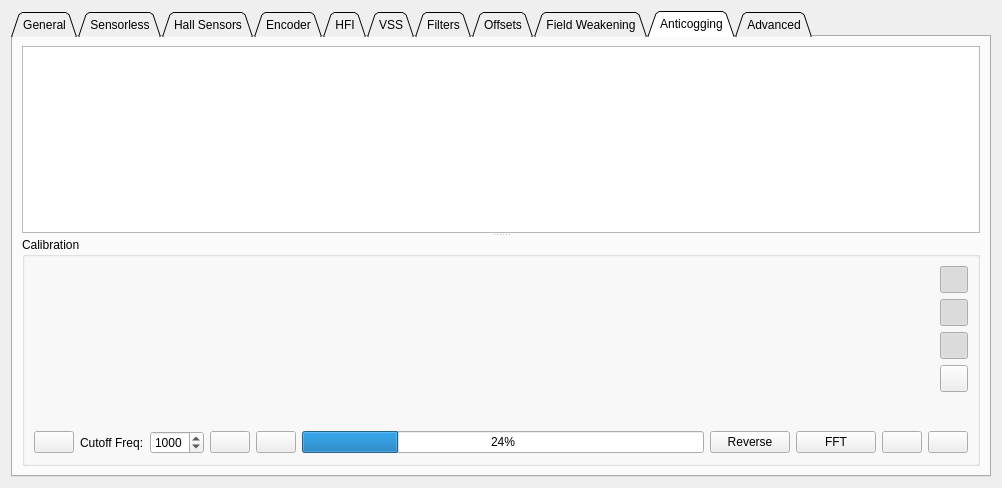
Above: pages/pagefoc.ui from KeithCoreDumped/vesc_tool before the change. Below: the same form after it.
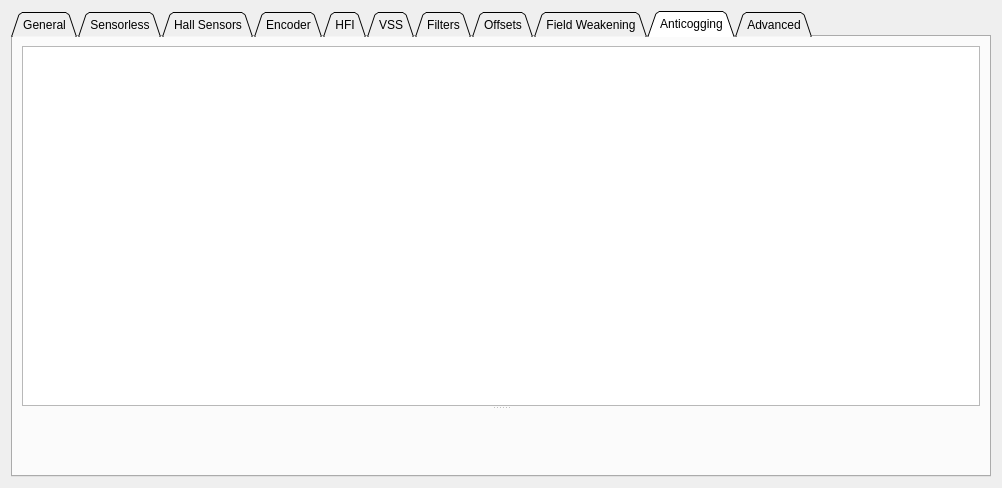
That is the form after the change. The open tabs and pages were chosen to show the change. Icons and pictures are not drawn. Custom widgets are drawn as their Qt base class.

Diff of the .ui file:
```diff
--- a/pages/pagefoc.ui
+++ b/pages/pagefoc.ui
@@ -191,313 +191,14 @@
       <attribute name="title">
        <string>Anticogging</string>
       </attribute>
-      <layout class="QHBoxLayout" name="horizontalLayout_3">
-       <item>
+      <layout class="QGridLayout" name="gridLayout_2">
+       <item row="0" column="0">
         <widget class="QSplitter" name="splitter">
          <property name="orientation">
           <enum>Qt::Vertical</enum>
          </property>
          <widget class="ParamTable" name="acTab"/>
-         <widget class="QGroupBox" name="groupBox_2">
-          <property name="title">
-           <string>Calibration</string>
-          </property>
-          <layout class="QGridLayout" name="gridLayout_2">
-           <item row="0" column="0">
-            <layout class="QVBoxLayout" name="verticalLayout_13">
-             <item>
-              <layout class="QHBoxLayout" name="horizontalLayout">
-               <item>
-                <widget class="QCustomPlot" name="widget" native="true">
-                 <property name="sizePolicy">
-                  <sizepolicy hsizetype="Expanding" vsizetype="Expanding">
-                   <horstretch>0</horstretch>
-                   <verstretch>0</verstretch>
-                  </sizepolicy>
-                 </property>
-                </widget>
-               </item>
-               <item>
-                <layout class="QVBoxLayout" name="verticalLayout_12">
-                 <item>
-                  <widget class="QToolButton" name="autoscaleButton">
-                   <property name="sizePolicy">
-                    <sizepolicy hsizetype="Fixed" vsizetype="Fixed">
-                     <horstretch>0</horstretch>
-                     <verstretch>0</verstretch>
-                    </sizepolicy>
-                   </property>
-                   <property name="font">
-                    <font>
-                     <pointsize>3</pointsize>
-                    </font>
-                   </property>
-                   <property name="toolTip">
-                    <string>Autoscale plots with incoming samples</string>
-                   </property>
-                   <property name="text">
-                    <string/>
-                   </property>
-                   <property name="icon">
-                    <iconset resource="../res.qrc">
-                     <normaloff>:/res/icons/size_off.png</normaloff>
-                     <normalon>:/res/icons/size_on.png</normalon>:/res/icons/size_off.png</iconset>
-                   </property>
-                   <property name="iconSize">
-                    <size>
-                     <width>20</width>
-                     <height>20</height>
-                    </size>
-                   </property>
-                   <property name="checkable">
-                    <bool>true</bool>
-                   </property>
-                   <property name="checked">
-                    <bool>true</bool>
-                   </property>
-                  </widget>
-                 </item>
-                 <item>
-                  <widget class="QToolButton" name="zoomHButton">
-                   <property name="sizePolicy">
-                    <sizepolicy hsizetype="Fixed" vsizetype="Fixed">
-                     <horstretch>0</horstretch>
-                     <verstretch>0</verstretch>
-                    </sizepolicy>
-                   </property>
-                   <property name="font">
-                    <font>
-                     <pointsize>3</pointsize>
-                    </font>
-                   </property>
-                   <property name="toolTip">
-                    <string>Enable horizontal zoom</string>
-                   </property>
-                   <property name="text">
-                    <string/>
-                   </property>
-                   <property name="icon">
-                    <iconset resource="../res.qrc">
-                     <normaloff>:/res/icons/expand_off.png</normaloff>
-                     <normalon>:/res/icons/expand_on.png</normalon>:/res/icons/expand_off.png</iconset>
-                   </property>
-                   <property name="iconSize">
-                    <size>
-                     <width>20</width>
-                     <height>20</height>
-                    </size>
-                   </property>
-                   <property name="checkable">
-                    <bool>true</bool>
-                   </property>
-                   <property name="checked">
-                    <bool>true</bool>
-                   </property>
-                  </widget>
-                 </item>
-                 <item>
-                  <widget class="QToolButton" name="zoomVButton">
-                   <property name="sizePolicy">
-                    <sizepolicy hsizetype="Fixed" vsizetype="Fixed">
-                     <horstretch>0</horstretch>
-                     <verstretch>0</verstretch>
-                    </sizepolicy>
-                   </property>
-                   <property name="font">
-                    <font>
-                     <pointsize>3</pointsize>
-                    </font>
-                   </property>
-                   <property name="toolTip">
-                    <string>Enable vertical zoom</string>
-                   </property>
-                   <property name="text">
-                    <string/>
-                   </property>
-                   <property name="icon">
-                    <iconset resource="../res.qrc">
-                     <normaloff>:/res/icons/expand_v_off.png</normaloff>
-                     <normalon>:/res/icons/expand_v_on.png</normalon>:/res/icons/expand_v_off.png</iconset>
-                   </property>
-                   <property name="iconSize">
-                    <size>
-                     <width>20</width>
-                     <height>20</height>
-                    </size>
-                   </property>
-                   <property name="checkable">
-                    <bool>true</bool>
-                   </property>
-                   <property name="checked">
-                    <bool>true</bool>
-                   </property>
-                  </widget>
-                 </item>
-                 <item>
-                  <widget class="QToolButton" name="rescaleButton">
-                   <property name="toolTip">
-                    <string>Rescale plots to fit</string>
-                   </property>
-                   <property name="text">
-                    <string/>
-                   </property>
-                   <property name="icon">
-                    <iconset resource="../res.qrc">
-                     <normaloff>:/res/icons/size_off.png</normaloff>:/res/icons/size_off.png</iconset>
-                   </property>
-                   <property name="iconSize">
-                    <size>
-                     <width>20</width>
-                     <height>20</height>
-                    </size>
-                   </property>
-                  </widget>
-                 </item>
-                 <item>
-                  <spacer name="verticalSpacer">
-                   <property name="orientation">
-                    <enum>Qt::Vertical</enum>
-                   </property>
-                   <property name="sizeHint" stdset="0">
-                    <size>
-                     <width>20</width>
-                     <height>40</height>
-                    </size>
-                   </property>
-                  </spacer>
-                 </item>
-                </layout>
-               </item>
-              </layout>
-             </item>
-             <item>
-              <layout class="QHBoxLayout" name="horizontalLayout_2">
-               <item>
-                <widget class="QPushButton" name="helpButton">
-                 <property name="sizePolicy">
-                  <sizepolicy hsizetype="Fixed" vsizetype="Fixed">
-                   <horstretch>0</horstretch>
-                   <verstretch>0</verstretch>
-                  </sizepolicy>
-                 </property>
-                 <property name="toolTip">
-                  <string>Help</string>
-                 </property>
-                 <property name="text">
-                  <string/>
-                 </property>
-                 <property name="icon">
-                  <iconset resource="../res.qrc">
-                   <normaloff>:/res/icons/Help-96.png</normaloff>:/res/icons/Help-96.png</iconset>
-                 </property>
-                </widget>
-               </item>
-               <item>
-                <widget class="QLabel" name="label">
-                 <property name="text">
-                  <string>Cutoff Freq:</string>
-                 </property>
-                </widget>
-               </item>
-               <item>
-                <widget class="QSpinBox" name="freqBox">
-                 <property name="maximum">
-                  <number>2000</number>
-                 </property>
-                 <property name="value">
-                  <number>1000</number>
-                 </property>
-                </widget>
-               </item>
-               <item>
-                <widget class="QPushButton" name="startCalibrationButton">
-                 <property name="sizePolicy">
-                  <sizepolicy hsizetype="Fixed" vsizetype="Fixed">
-                   <horstretch>0</horstretch>
-                   <verstretch>0</verstretch>
-                  </sizepolicy>
-                 </property>
-                 <property name="toolTip">
-                  <string>Start Calibration</string>
-                 </property>
-                 <property name="text">
-                  <string/>
-                 </property>
-                 <property name="icon">
-                  <iconset resource="../res.qrc">
-                   <normaloff>:/res/icons/Circled Play-96.png</normaloff>:/res/icons/Circled Play-96.png</iconset>
-                 </property>
-                </widget>
-               </item>
-               <item>
-                <widget class="QPushButton" name="cancelCalibrationButton">
-                 <property name="sizePolicy">
-                  <sizepolicy hsizetype="Fixed" vsizetype="Fixed">
-                   <horstretch>0</horstretch>
-                   <verstretch>0</verstretch>
-                  </sizepolicy>
-                 </property>
-                 <property name="toolTip">
-                  <string>Cancel Calibration</string>
-                 </property>
-                 <property name="text">
-                  <string/>
-                 </property>
-                 <property name="icon">
-                  <iconset resource="../res.qrc">
-                   <normaloff>:/res/icons/Cancel-96.png</normaloff>:/res/icons/Cancel-96.png</iconset>
-                 </property>
-                </widget>
-               </item>
-               <item>
-                <widget class="QProgressBar" name="progressBar">
-                 <property name="value">
-                  <number>24</number>
-                 </property>
-                </widget>
-               </item>
-               <item>
-                <widget class="QPushButton" name="fwdRevButton">
-                 <property name="text">
-                  <string>Reverse</string>
-                 </property>
-                </widget>
-               </item>
-               <item>
-                <widget class="QPushButton" name="rawFftButton">
-                 <property name="text">
-                  <string>FFT</string>
-                 </property>
-                </widget>
-               </item>
-               <item>
-                <widget class="QPushButton" name="readCalDataButton">
-                 <property name="text">
-                  <string/>
-                 </property>
-                 <property name="icon">
-                  <iconset resource="../res.qrc">
-                   <normaloff>:/res/icons/Upload-96.png</normaloff>:/res/icons/Upload-96.png</iconset>
-                 </property>
-                </widget>
-               </item>
-               <item>
-                <widget class="QPushButton" name="downloadCalDataButton">
-                 <property name="text">
-                  <string/>
-                 </property>
-                 <property name="icon">
-                  <iconset resource="../res.qrc">
-                   <normaloff>:/res/icons/Download-96.png</normaloff>:/res/icons/Download-96.png</iconset>
-                 </property>
-                </widget>
-               </item>
-              </layout>
-             </item>
-            </layout>
-           </item>
-          </layout>
-         </widget>
+         <widget class="CalibrateAnticogging" name="acCalibrate" native="true"/>
         </widget>
        </item>
       </layout>
@@ -522,12 +223,6 @@
    <extends>QTableWidget</extends>
    <header>widgets/paramtable.h</header>
   </customwidget>
-  <customwidget>
-   <class>QCustomPlot</class>
-   <extends>QWidget</extends>
-   <header>widgets/qcustomplot.h</header>
-   <container>1</container>
-  </customwidget>
   <customwidget>
    <class>DetectFoc</class>
    <extends>QWidget</extends>
@@ -546,6 +241,12 @@
    <header>widgets/detectfocencoder.h</header>
    <container>1</container>
   </customwidget>
+  <customwidget>
+   <class>CalibrateAnticogging</class>
+   <extends>QWidget</extends>
+   <header>widgets/calibrateanticogging.h</header>
+   <container>1</container>
+  </customwidget>
  </customwidgets>
  <resources>
   <include location="../res.qrc"/>
```
Left out of the diff: 6 changed lines with no effect on the pictures.
